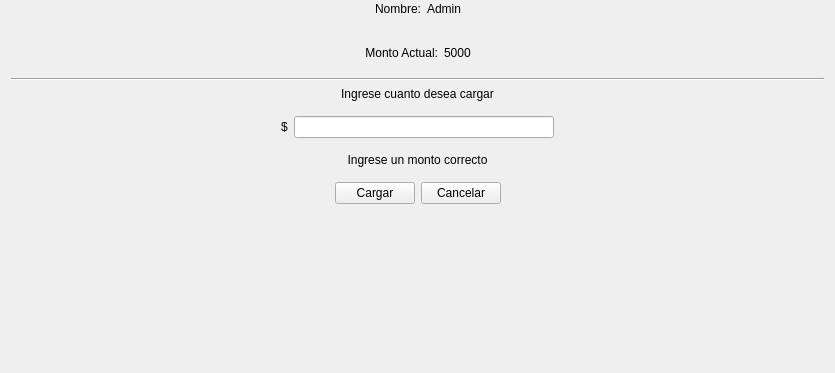
The window that uis/charge_form.ui (rafafdz/RomanaSoftware) describes before a commit, drawn with Qt 5; both pictures show x 0 to 835 and y 191 to 564 of the 835 by 564 pixel window.
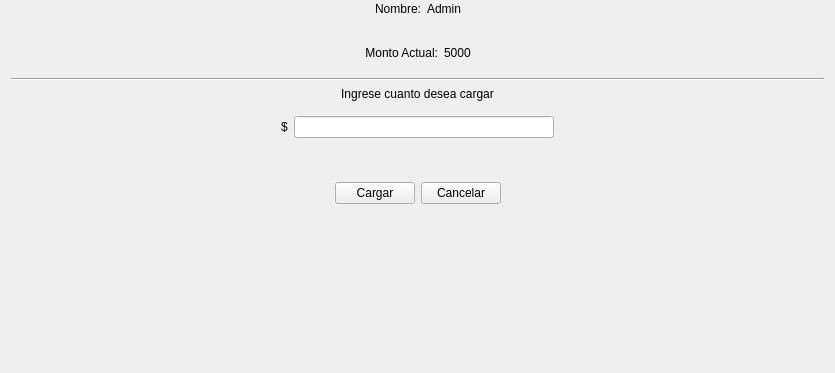
The same window after the commit.

```diff
--- a/uis/charge_form.ui
+++ b/uis/charge_form.ui
@@ -200,7 +200,7 @@
    <item>
     <widget class="QLabel" name="error_lbl">
      <property name="text">
-      <string>Ingrese un monto correcto</string>
+      <string/>
      </property>
      <property name="alignment">
       <set>Qt::AlignCenter</set>
```
Left out of the diff: 2 changed lines with no effect on the pictures.
